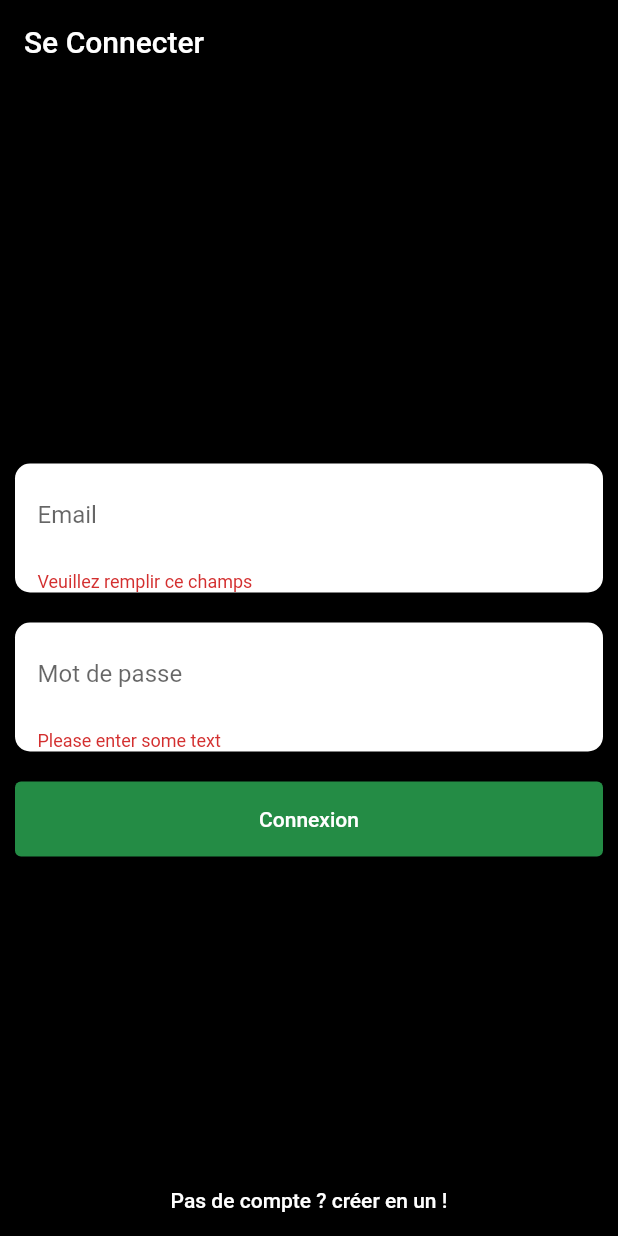
After one commit to ShareMyCodeSocialNetwork/Flutter_APP, a Flutter app: the Sign_inToken screen opened directly, after a tap on "Connexion", on a phone screen of 412 x 824 dp. The commit adds this screen. Run offline on Flutter 3.47's test engine with Material 2 defaults, Android fonts, the phone set to English and light mode, and no system bars; our stand-ins replace jwt_decoder.

Commit message:
:rocket: debut token

```diff
--- a/lib/page/home.dart
+++ b/lib/page/home.dart
@@ -1,4 +1,5 @@
 import 'package:flutter/material.dart';
+import 'package:flutter_app/web/global.dart' as global;
 
 import 'home/news.dart';
 import 'home/projects.dart';
@@ -19,7 +20,7 @@ class _HomeState extends State<Home> {
     return Scaffold(
       appBar: AppBar(
         title: const Text('CodeBack'),
-        backgroundColor: Colors.blueGrey,
+        backgroundColor: global.buttonColor,
         automaticallyImplyLeading: true,//boutton retour sur lappbar
       ),
       body: currentIndex == 0
@@ -28,7 +29,7 @@ class _HomeState extends State<Home> {
               ? Search()
               : Projects(),
       bottomNavigationBar: BottomNavigationBar(
-        backgroundColor: Colors.blueGrey,
+        backgroundColor: global.buttonColor,
         items: const [
           BottomNavigationBarItem(
             label: 'News',
--- /dev/null
+++ b/lib/page/sign_in_up/sign_in_token.dart
@@ -0,0 +1,216 @@
+import 'package:flutter/material.dart';
+import 'package:flutter_app/page/sign_in_up/sing_up.dart';
+import 'package:flutter_app/web/use_case/user/command/user_command.dart' as userCommand;
+import 'package:flutter_app/web/use_case/user/entities/user_request.dart';
+import '../home.dart';
+import '../../web/global.dart' as global;
+
+//connection page
+class Sign_inToken extends StatefulWidget {
+  const Sign_inToken({Key? key}) : super(key: key);
+
+  @override
+  State<Sign_inToken> createState() => _Sign_inTokenState();
+}
+
+class _Sign_inTokenState extends State<Sign_inToken> {
+  final _formKey = GlobalKey<FormState>();
+  String? _email;
+  String? _password = "";
+
+  @override
+  Widget build(BuildContext context) {
+    return Scaffold(
+      appBar: AppBar(
+        title: const Text('Se Connecter'),
+        backgroundColor: Colors.black,
+        automaticallyImplyLeading: false, //boutton retour sur lappbar
+      ),
+      body: Container(
+          color: Colors.black,
+          height: MediaQuery.of(context).size.height,
+          width: MediaQuery.of(context).size.width,
+          child: Stack(
+            children: [
+              form(),
+              bottomSign_in(),
+            ],
+          ),
+        ),
+    );
+  }
+
+  Form form() {
+    return Form(
+      key: _formKey,
+      child: Column(
+        mainAxisAlignment: MainAxisAlignment.center,
+        crossAxisAlignment: CrossAxisAlignment.center,
+        children: <Widget>[
+          emailTextBox(),
+          passwordTextBox(),
+          connectionButton(),
+        ],
+      ),
+    );
+  }
+
+  Padding emailTextBox() {
+    return Padding(
+      padding: EdgeInsets.all(10),
+      child: Container(
+        decoration: BoxDecoration(
+          color: Colors.white,
+          borderRadius: new BorderRadius.circular(10.0),
+        ),
+        child: Padding(
+          padding: EdgeInsets.only(left: 15, right: 15, top: 5),
+          child: TextFormField(
+            validator: (value) {
+              if (value == null || value.isEmpty) {
+                return 'Veuillez remplir ce champs';
+              } else if (!RegExp(
+                      r"^[a-zA-Z0-9.a-zA-Z0-9.!#$%&'*+-/=?^_`{|}~]+@[a-zA-Z0-9]+\.[a-zA-Z]+")
+                  .hasMatch(value)) {
+                return 'Email invalide';
+              }
+              return null;
+            },
+            onSaved: (String? value) {
+              _email = value;
+            },
+            decoration: InputDecoration(
+              border: InputBorder.none,
+              labelText: 'Email',
+            ),
+          ),
+        ),
+      ),
+    );
+  }
+
+  Padding passwordTextBox() {
+    return Padding(
+      padding: EdgeInsets.all(10),
+      child: Stack(
+        alignment: const Alignment(0, 0),
+        children: <Widget>[
+          Container(
+            decoration: BoxDecoration(
+              color: Colors.white,
+              borderRadius: new BorderRadius.circular(10.0),
+            ),
+            child: Padding(
+              padding: EdgeInsets.only(left: 15, right: 15, top: 5),
+              child: TextFormField(
+                validator: (value) {
+                  if (value == null || value.isEmpty) {
+                    return 'Please enter some text';
+                  }
+                  return null;
+                },
+                onSaved: (String? value) {
+                  _password = value;
+                },
+                obscureText: true,
+                decoration: InputDecoration(
+                  border: InputBorder.none,
+                  labelText: 'Mot de passe',
+                ),
+              ),
+            ),
+          ),
+        ],
+      ),
+    );
+  }
+
+  Padding connectionButton() {
+    return Padding(
+      padding: const EdgeInsets.all(10),
+      child: Container(
+        height: 50,
+        width: double.infinity,
+        child: ElevatedButton(
+          onPressed: () async {
+            if (_formKey.currentState!.validate()) {
+              ScaffoldMessenger.of(context).showSnackBar(
+                const SnackBar(content: Text('Connexion en cours...')),
+              );
+              _formKey.currentState?.save();
+              var userRequest = new UserRequest();
+              userRequest.email = _email;
+              userRequest.password = _password;
+
+              if (await userCommand.login(userRequest) == true) {
+                global.isConnected = true;
+                Navigator.of(context)
+                    .push(MaterialPageRoute(builder: (BuildContext context) {
+                  return Home();
+                }));
+              } else {
+                invalidEmailOrPassword();
+              }
+            }
+          },
+          child: Text(
+            'Connexion',
+            style: TextStyle(color: Colors.white),
+          ),
+          style: ElevatedButton.styleFrom(
+               primary: global.buttonColor, ),
+        ),
+      ),
+    );
+  }
+
+  Align bottomSign_in() {
+    return Align(
+      alignment: Alignment.bottomCenter,
+      child: ElevatedButton(
+        onPressed: () {
+          Navigator.of(context)
+              .push(MaterialPageRoute(builder: (BuildContext context) {
+            return Sign_up();
+          }));
+        },
+        child: Text('Pas de compte ? créer en un !'),
+        style: ButtonStyle(
+          backgroundColor: MaterialStateProperty.resolveWith(
+            (states) {
+              return Colors.black;
+            },
+          ),
+        ),
+      ),
+    );
+  }
+
+  Future<void> invalidEmailOrPassword() async {
+    return showDialog<void>(
+      context: context,
+      barrierDismissible: false, // user must tap button!
+      builder: (BuildContext context) {
+        return AlertDialog(
+          title: const Text(''),
+          content: SingleChildScrollView(
+            child: ListBody(
+              children: const <Widget>[
+                Text('Mauvais mot de passe ou email.'),
+                Text('Veuillez réessayer'),
+              ],
+            ),
+          ),
+          actions: <Widget>[
+            TextButton(
+              child: const Text('Ok'),
+              onPressed: () {
+                Navigator.of(context).pop();
+              },
+            ),
+          ],
+        );
+      },
+    );
+  }
+}
--- a/pubspec.yaml
+++ b/pubspec.yaml
@@ -31,6 +31,7 @@ dependencies:
     sdk: flutter
   flutter_launcher_icons: ^0.9.2
   http: ^0.13.4
+  jwt_decoder: ^2.0.1
 
 dev_dependencies:
   flutter_test:
```
Also changed, not shown: lib/web/use_case/user/command/user_command.dart (+11 -0 lines), lib/web/use_case/user/entities/token_reponse.dart (added, +30 -0 lines), pubspec.lock.
